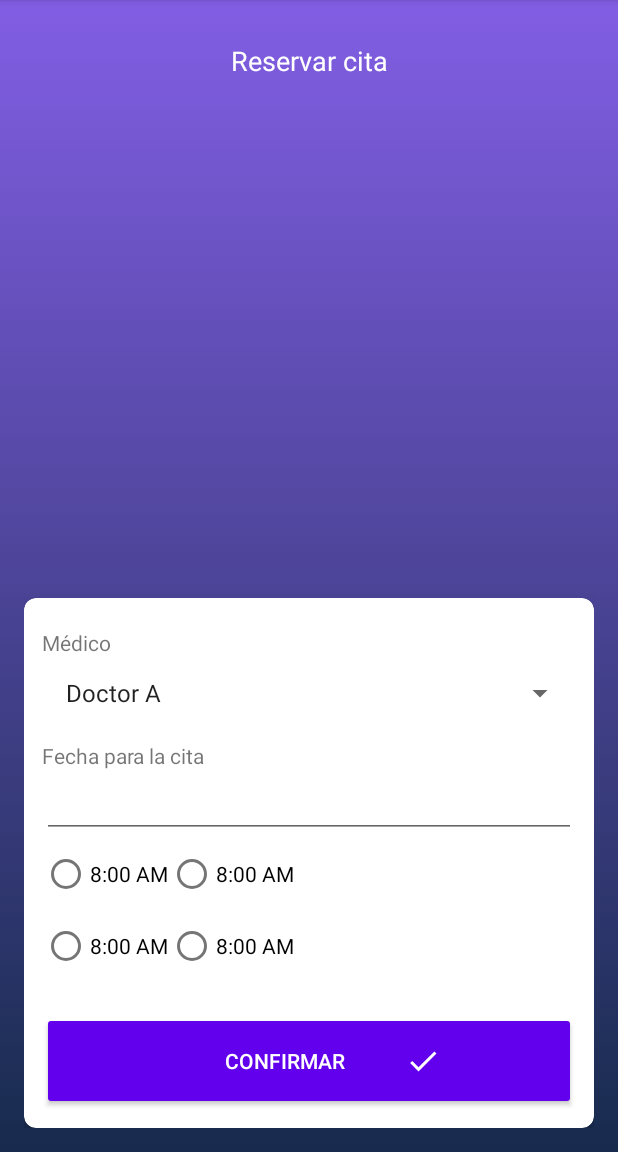
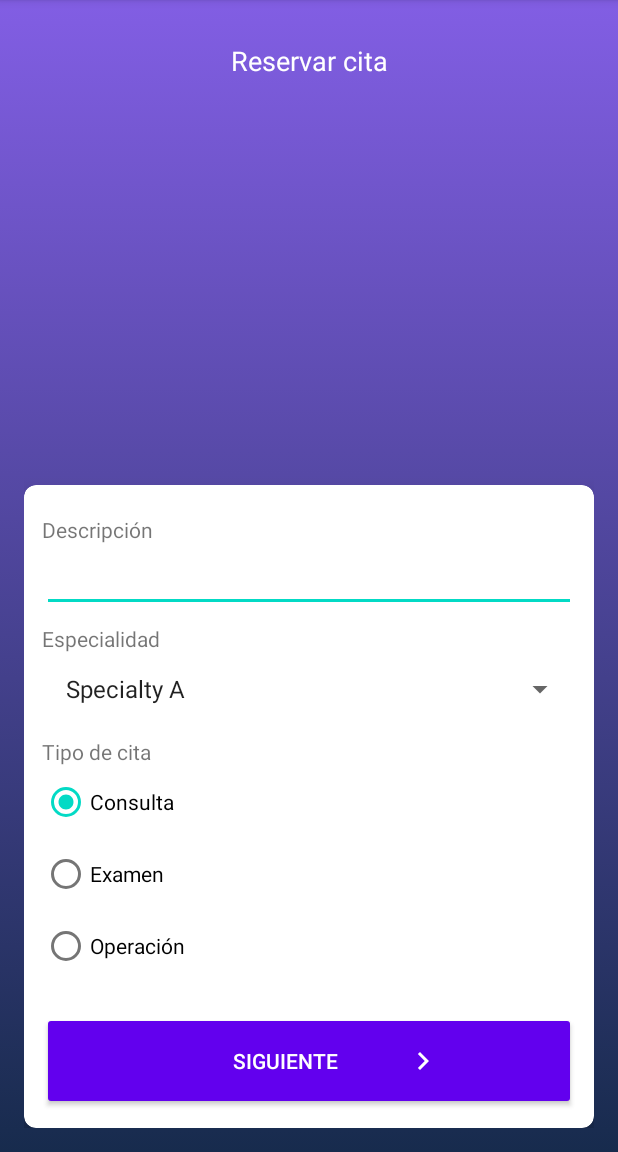
Before and after one commit to craniologo/MyAppointments, an Android app: the CreateAppointmentActivity screen opened directly, with no data from a screen before it, on a phone screen of 412 x 824 dp, the part 84-1236 px from its top. Run offline under Robolectric (Android 15) with nearby library versions, the phone set to English and light mode, and no system bars.

Commit message:
Back to step 1 and validate description

```diff
--- a/app/src/main/res/layout/activity_create_appointment.xml
+++ b/app/src/main/res/layout/activity_create_appointment.xml
@@ -26,7 +26,7 @@
         app:contentPadding="12dp"
         app:cardCornerRadius="8dp"
         app:cardElevation="8dp"
-        android:visibility="gone"
+
         android:layout_width="match_parent"
         android:layout_height="wrap_content">
 
@@ -42,6 +42,7 @@
                 android:layout_height="wrap_content"/>
 
             <EditText
+                android:id="@+id/etDescription"
                 android:layout_width="match_parent"
                 android:layout_height="wrap_content"/>
 
@@ -70,6 +71,7 @@
                 android:orientation="vertical">
 
                 <RadioButton
+                    android:checked="true"
                     android:layout_width="wrap_content"
                     android:layout_height="wrap_content"
                     android:text="@string/type1"/>
@@ -99,7 +101,7 @@
 
     <androidx.cardview.widget.CardView
         android:id="@+id/cvStep2"
-
+        android:visibility="gone"
         app:contentPadding="12dp"
         app:cardCornerRadius="8dp"
         app:cardElevation="8dp"
--- a/app/src/main/res/values/strings.xml
+++ b/app/src/main/res/values/strings.xml
@@ -33,4 +33,5 @@
     <string name="item_appointment_time">A las %1$s</string>
     <string name="label_my_appointments">Mis citas médicas</string>
     <string name="press_back_again">Presione una vez mas para salir</string>
+    <string name="validate_appointment_description">La descripción es demasiado corta</string>
 </resources>
```
Also changed, not shown: app/src/main/java/com/sergestec/myappointments/CreateAppointmentActivity.kt (+30 -2 lines).
